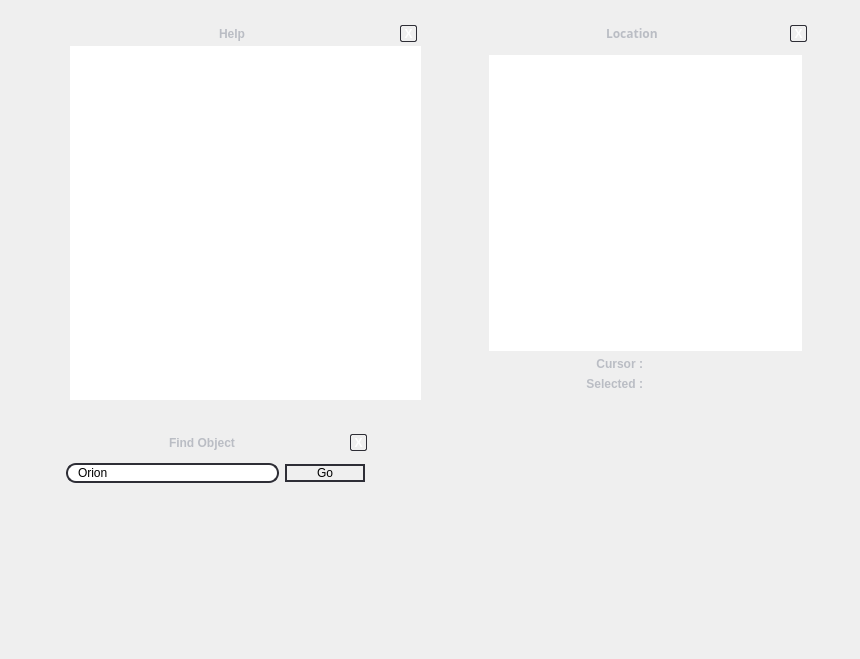
Above: src/gui/mainGui.ui from 519984307/stellarium_src before the change. Below: the same form after it.
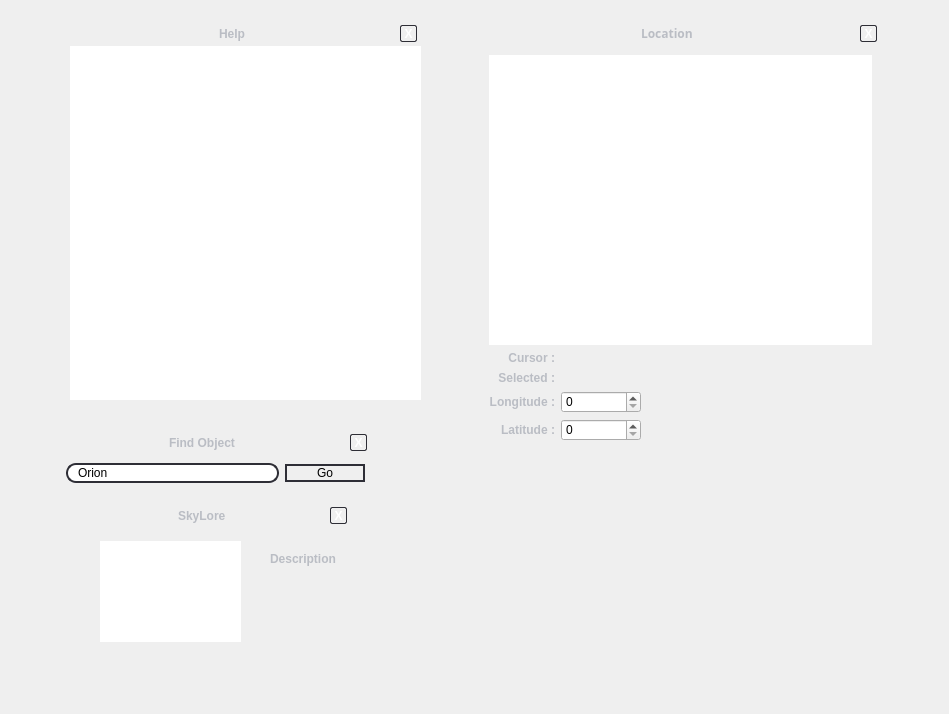
That is the form after the change. Icons and pictures are not drawn. Custom widgets are drawn as their Qt base class.

Commit message: Created custom SpinBox for longitude and latitude.

What changed in the file:
```diff
--- a/src/gui/mainGui.ui
+++ b/src/gui/mainGui.ui
@@ -8,8 +8,8 @@
    <rect>
     <x>0</x>
     <y>0</y>
-    <width>860</width>
-    <height>659</height>
+    <width>949</width>
+    <height>714</height>
    </rect>
   </property>
   <property name="sizePolicy" >
@@ -678,8 +678,8 @@
     <rect>
      <x>480</x>
      <y>20</y>
-     <width>331</width>
-     <height>401</height>
+     <width>401</width>
+     <height>451</height>
     </rect>
    </property>
    <property name="mouseTracking" >
@@ -913,6 +913,12 @@
          </item>
          <item row="0" column="1" >
           <widget class="QLabel" name="cursorLabel" >
+           <property name="minimumSize" >
+            <size>
+             <width>200</width>
+             <height>0</height>
+            </size>
+           </property>
            <property name="text" >
             <string/>
            </property>
@@ -925,6 +931,80 @@
            </property>
           </widget>
          </item>
+         <item row="2" column="0" >
+          <widget class="QLabel" name="label_8" >
+           <property name="text" >
+            <string>Longitude :</string>
+           </property>
+           <property name="alignment" >
+            <set>Qt::AlignRight|Qt::AlignTrailing|Qt::AlignVCenter</set>
+           </property>
+          </widget>
+         </item>
+         <item row="3" column="0" >
+          <widget class="QLabel" name="label_9" >
+           <property name="text" >
+            <string>Latitude :</string>
+           </property>
+           <property name="alignment" >
+            <set>Qt::AlignRight|Qt::AlignTrailing|Qt::AlignVCenter</set>
+           </property>
+          </widget>
+         </item>
+         <item row="2" column="1" >
+          <layout class="QHBoxLayout" >
+           <item>
+            <widget class="LongitudeSpinBox" name="longitudeSpinBox" >
+             <property name="minimumSize" >
+              <size>
+               <width>80</width>
+               <height>0</height>
+              </size>
+             </property>
+            </widget>
+           </item>
+           <item>
+            <spacer>
+             <property name="orientation" >
+              <enum>Qt::Horizontal</enum>
+             </property>
+             <property name="sizeHint" >
+              <size>
+               <width>40</width>
+               <height>20</height>
+              </size>
+             </property>
+            </spacer>
+           </item>
+          </layout>
+         </item>
+         <item row="3" column="1" >
+          <layout class="QHBoxLayout" >
+           <item>
+            <widget class="QSpinBox" name="spinBox_2" >
+             <property name="minimumSize" >
+              <size>
+               <width>80</width>
+               <height>0</height>
+              </size>
+             </property>
+            </widget>
+           </item>
+           <item>
+            <spacer>
+             <property name="orientation" >
+              <enum>Qt::Horizontal</enum>
+             </property>
+             <property name="sizeHint" >
+              <size>
+               <width>40</width>
+               <height>20</height>
+              </size>
+             </property>
+            </spacer>
+           </item>
+          </layout>
+         </item>
         </layout>
        </item>
       </layout>
@@ -1012,6 +1092,250 @@
     </item>
    </layout>
   </widget>
+  <widget class="DialogFrame" name="SkyloreDialog" >
+   <property name="geometry" >
+    <rect>
+     <x>80</x>
+     <y>500</y>
+     <width>271</width>
+     <height>181</height>
+    </rect>
+   </property>
+   <property name="mouseTracking" >
+    <bool>true</bool>
+   </property>
+   <property name="autoFillBackground" >
+    <bool>false</bool>
+   </property>
+   <property name="frameShape" >
+    <enum>QFrame::StyledPanel</enum>
+   </property>
+   <layout class="QVBoxLayout" >
+    <property name="spacing" >
+     <number>0</number>
+    </property>
+    <property name="leftMargin" >
+     <number>0</number>
+    </property>
+    <property name="topMargin" >
+     <number>1</number>
+    </property>
+    <property name="rightMargin" >
+     <number>0</number>
+    </property>
+    <property name="bottomMargin" >
+     <number>1</number>
+    </property>
+    <item>
+     <widget class="BarFrame" name="frame_5" >
+      <property name="minimumSize" >
+       <size>
+        <width>16</width>
+        <height>25</height>
+       </size>
+      </property>
+      <property name="maximumSize" >
+       <size>
+        <width>16777215</width>
+        <height>30</height>
+       </size>
+      </property>
+      <property name="autoFillBackground" >
+       <bool>false</bool>
+      </property>
+      <property name="frameShape" >
+       <enum>QFrame::StyledPanel</enum>
+      </property>
+      <layout class="QHBoxLayout" >
+       <property name="leftMargin" >
+        <number>0</number>
+       </property>
+       <property name="topMargin" >
+        <number>0</number>
+       </property>
+       <property name="rightMargin" >
+        <number>4</number>
+       </property>
+       <property name="bottomMargin" >
+        <number>0</number>
+       </property>
+       <item>
+        <spacer>
+         <property name="orientation" >
+          <enum>Qt::Horizontal</enum>
+         </property>
+         <property name="sizeHint" >
+          <size>
+           <width>40</width>
+           <height>20</height>
+          </size>
+         </property>
+        </spacer>
+       </item>
+       <item>
+        <widget class="QLabel" name="label_3" >
+         <property name="text" >
+          <string>SkyLore</string>
+         </property>
+        </widget>
+       </item>
+       <item>
+        <spacer>
+         <property name="orientation" >
+          <enum>Qt::Horizontal</enum>
+         </property>
+         <property name="sizeHint" >
+          <size>
+           <width>40</width>
+           <height>20</height>
+          </size>
+         </property>
+        </spacer>
+       </item>
+       <item>
+        <widget class="QToolButton" name="closeHelp_2" >
+         <property name="maximumSize" >
+          <size>
+           <width>17</width>
+           <height>17</height>
+          </size>
+         </property>
+         <property name="styleSheet" >
+          <string>QToolButton {
+color: white;
+font-weight: bold;
+background: None;
+border: 1px solid #2e2e36;
+  border-radius: 2px;
+}
+
+QToolButton:pressed {
+color: darkgray;
+}</string>
+         </property>
+         <property name="text" >
+          <string>X</string>
+         </property>
+        </widget>
+       </item>
+      </layout>
+     </widget>
+    </item>
+    <item>
+     <widget class="QFrame" name="frame_8" >
+      <property name="frameShape" >
+       <enum>QFrame::StyledPanel</enum>
+      </property>
+      <widget class="QListView" name="CultureListView" >
+       <property name="geometry" >
+        <rect>
+         <x>20</x>
+         <y>10</y>
+         <width>141</width>
+         <height>101</height>
+        </rect>
+       </property>
+      </widget>
+      <widget class="QLabel" name="label_6" >
+       <property name="geometry" >
+        <rect>
+         <x>190</x>
+         <y>20</y>
+         <width>73</width>
+         <height>16</height>
+        </rect>
+       </property>
+       <property name="text" >
+        <string>Description</string>
+       </property>
+      </widget>
+     </widget>
+    </item>
+    <item>
+     <widget class="QFrame" name="frame_6" >
+      <property name="minimumSize" >
+       <size>
+        <width>16</width>
+        <height>20</height>
+       </size>
+      </property>
+      <property name="maximumSize" >
+       <size>
+        <width>16777215</width>
+        <height>30</height>
+       </size>
+      </property>
+      <property name="autoFillBackground" >
+       <bool>false</bool>
+      </property>
+      <property name="frameShape" >
+       <enum>QFrame::StyledPanel</enum>
+      </property>
+      <layout class="QHBoxLayout" >
+       <property name="spacing" >
+        <number>0</number>
+       </property>
+       <property name="leftMargin" >
+        <number>0</number>
+       </property>
+       <property name="topMargin" >
+        <number>0</number>
+       </property>
+       <property name="rightMargin" >
+        <number>0</number>
+       </property>
+       <property name="bottomMargin" >
+        <number>0</number>
+       </property>
+       <item>
+        <spacer>
+         <property name="orientation" >
+          <enum>Qt::Horizontal</enum>
+         </property>
+         <property name="sizeHint" >
+          <size>
+           <width>271</width>
+           <height>20</height>
+          </size>
+         </property>
+        </spacer>
+       </item>
+       <item>
+        <widget class="ResizeFrame" name="frame_7" >
+         <property name="sizePolicy" >
+          <sizepolicy vsizetype="Fixed" hsizetype="Fixed" >
+           <horstretch>0</horstretch>
+           <verstretch>0</verstretch>
+          </sizepolicy>
+         </property>
+         <property name="minimumSize" >
+          <size>
+           <width>20</width>
+           <height>20</height>
+          </size>
+         </property>
+         <property name="maximumSize" >
+          <size>
+           <width>20</width>
+           <height>20</height>
+          </size>
+         </property>
+         <property name="cursor" >
+          <cursorShape>SizeFDiagCursor</cursorShape>
+         </property>
+         <property name="autoFillBackground" >
+          <bool>false</bool>
+         </property>
+         <property name="frameShape" >
+          <enum>QFrame::StyledPanel</enum>
+         </property>
+        </widget>
+       </item>
+      </layout>
+     </widget>
+    </item>
+   </layout>
+  </widget>
   <action name="actionShow_Constellation_Lines" >
    <property name="checkable" >
     <bool>true</bool>
@@ -1419,6 +1743,11 @@
    <extends>QGraphicsView</extends>
    <header>MapView.hpp</header>
   </customwidget>
+  <customwidget>
+   <class>LongitudeSpinBox</class>
+   <extends>QSpinBox</extends>
+   <header>SpinBox.hpp</header>
+  </customwidget>
  </customwidgets>
  <resources>
   <include location="../../data/mainRes.qrc" />
```
Left out of the diff: 22 changed lines with no effect on the pictures. The commit also changes 5 other files.
